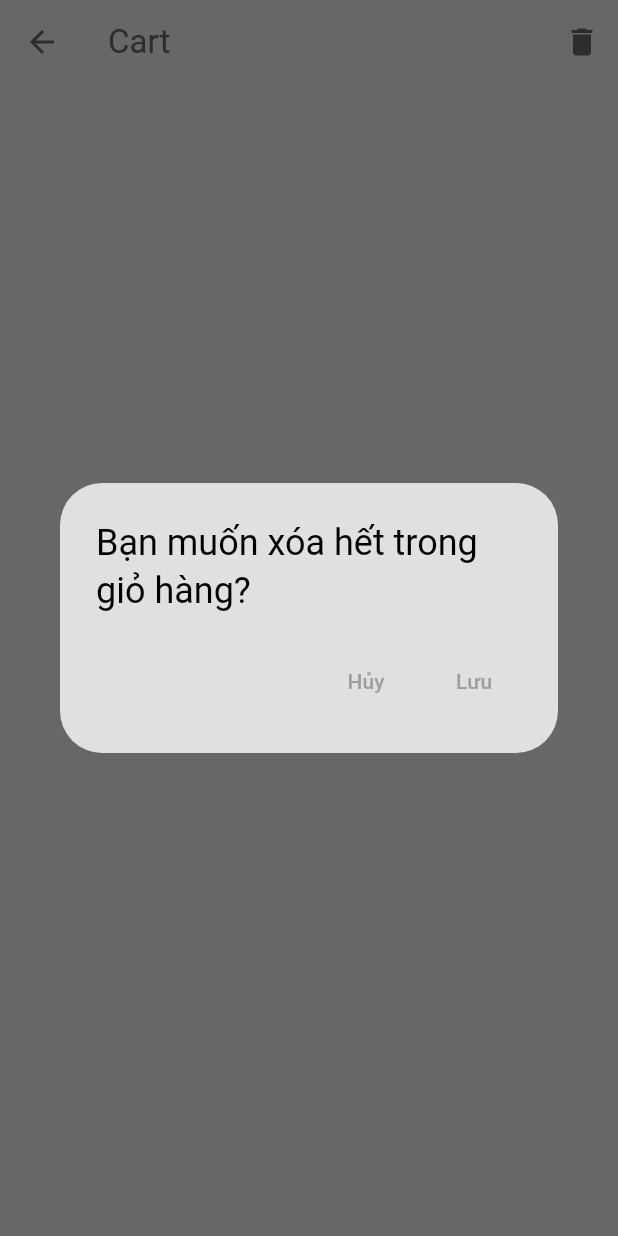
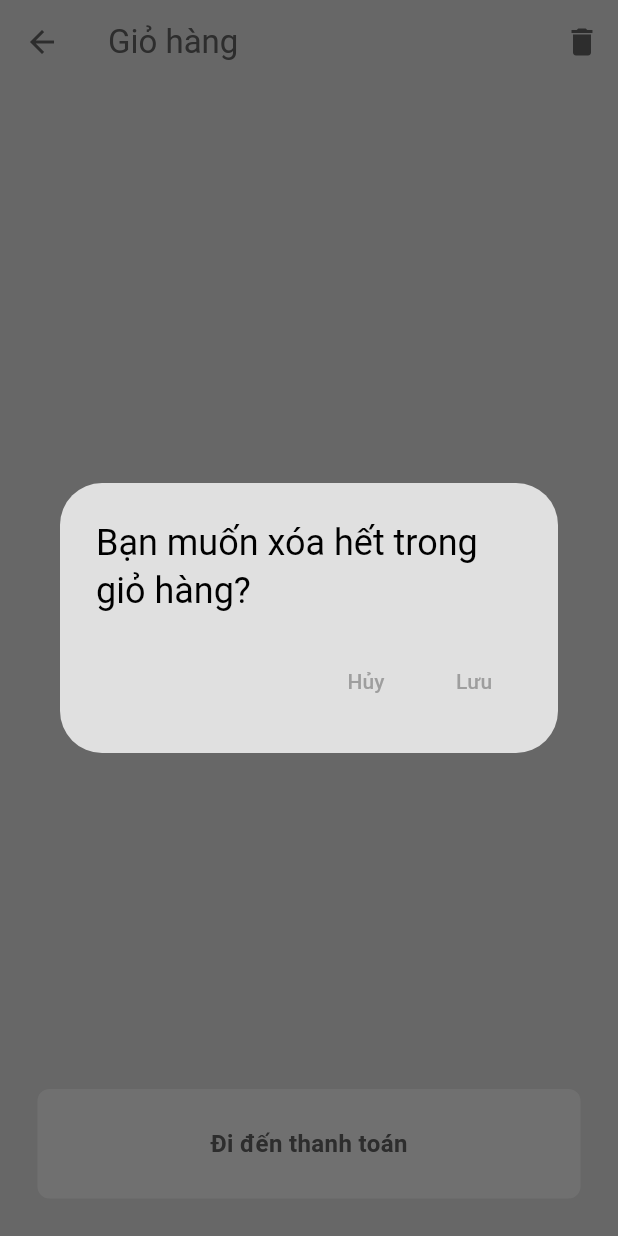
Before and after one commit to 9054NguyenCongKhanh/drink_app1, a Flutter app: the CartPage screen opened directly, after a tap on the "delete" icon, on a phone screen of 412 x 824 dp. Run offline on Flutter 3.47's test engine with Material 3 defaults, Android fonts, the light colour scheme and no system bars.

Commit message:
tao va di den page thanh toan

```diff
--- a/lib/pages/cart_page.dart
+++ b/lib/pages/cart_page.dart
@@ -1,6 +1,8 @@
+import 'package:drink_app1/components/my_button.dart';
 import 'package:drink_app1/components/my_cart_tile.dart';
 import 'package:drink_app1/models/cart_item.dart';
 import 'package:drink_app1/models/restaurant.dart';
+import 'package:drink_app1/pages/payment_page.dart';
 import 'package:flutter/material.dart';
 import 'package:provider/provider.dart';
 
@@ -17,7 +19,7 @@ class CartPage extends StatelessWidget {
         //scaffold UI
         return Scaffold(
           appBar: AppBar(
-            title: const Text("Cart"),
+            title: const Text("Giỏ hàng"),
             backgroundColor: Colors.transparent,
             foregroundColor: Theme.of(context).colorScheme.inversePrimary,
             actions: [
@@ -27,7 +29,7 @@ class CartPage extends StatelessWidget {
                   showDialog(
                     context: context,
                     builder: (context) => AlertDialog(
-                      title: Text("Bạn muốn xóa hết trong giỏ hàng?"),
+                      title: const Text("Bạn muốn xóa hết trong giỏ hàng?"),
                       actions: [
                         //button hủy
                         TextButton(
@@ -53,7 +55,17 @@ class CartPage extends StatelessWidget {
           ),
           body: Column(
             children: [
+              //danh sách trong giỏ hàng
               Expanded(
+                child: Column(
+                  children: [
+                    userCart.isEmpty
+                        ? const Expanded(
+                            child: Center(
+                              child: Text("Giỏ hàng trống.."),
+                            ),
+                          )
+                        : Expanded(
                             child: ListView.builder(
                               itemCount: userCart.length,
                               itemBuilder: (context, index) {
@@ -67,6 +79,22 @@ class CartPage extends StatelessWidget {
                           ),
                   ],
                 ),
+              ),
+
+              //nút thanh toán
+              MyButton(
+                onTap: () => Navigator.push(
+                  context,
+                  MaterialPageRoute(
+                    builder: (context) => const PaymentPage(),
+                  ),
+                ),
+                text: "Đi đến thanh toán",
+              ),
+
+              const SizedBox(height: 25),
+            ],
+          ),
         );
       },
     );
--- a/lib/pages/food_page.dart
+++ b/lib/pages/food_page.dart
@@ -82,7 +82,7 @@ class _FoodPageState extends State<FoodPage> {
 
                       //addons
                       Text(
-                        "Them 1",
+                        "Thêm",
                         style: TextStyle(
                           color: Theme.of(context).colorScheme.inversePrimary,
                           fontSize: 16,
```
Also changed, not shown: lib/pages/payment_page.dart (added, +22 -0 lines). Lines whose indentation alone changed are shown as unchanged.
